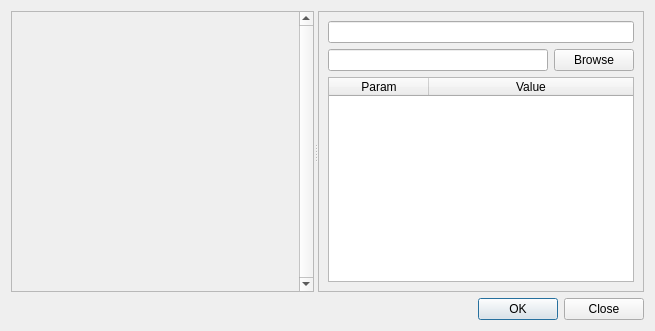
This is app/texture_browser.ui in tonttu/Shaderkit as Qt 5 draws it before an edit. The edited form follows.
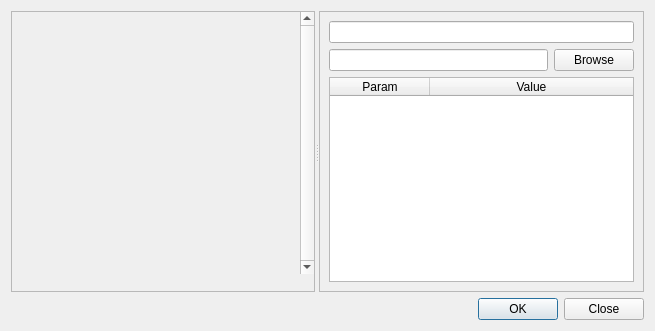
This is the edited form. Icons and pictures are not drawn.

Commit message: TextureBrowser toolbar and some basic functionality

Diff of the .ui file:
```diff
--- a/app/texture_browser.ui
+++ b/app/texture_browser.ui
@@ -17,12 +17,27 @@
    <iconset resource="../gfx/gfx.qrc">
     <normaloff>:/icons/logo.png</normaloff>:/icons/logo.png</iconset>
   </property>
-  <layout class="QVBoxLayout" name="verticalLayout_2">
+  <layout class="QVBoxLayout" name="verticalLayout">
    <item>
     <widget class="QSplitter" name="splitter">
      <property name="orientation">
       <enum>Qt::Horizontal</enum>
      </property>
+     <widget class="QFrame" name="frame">
+      <property name="frameShape">
+       <enum>QFrame::StyledPanel</enum>
+      </property>
+      <property name="frameShadow">
+       <enum>QFrame::Raised</enum>
+      </property>
+      <layout class="QVBoxLayout" name="verticalLayout_2">
+       <property name="spacing">
+        <number>0</number>
+       </property>
+       <property name="margin">
+        <number>0</number>
+       </property>
+       <item>
      <widget class="QStackedWidget" name="stackedWidget">
       <property name="currentIndex">
        <number>1</number>
@@ -44,6 +59,9 @@
         </property>
         <item>
          <widget class="QScrollArea" name="scrollArea">
+             <property name="frameShape">
+              <enum>QFrame::NoFrame</enum>
+             </property>
           <property name="verticalScrollBarPolicy">
            <enum>Qt::ScrollBarAlwaysOn</enum>
           </property>
@@ -58,15 +76,34 @@
             <rect>
              <x>0</x>
              <y>0</y>
-             <width>284</width>
-             <height>270</height>
-            </rect>
-           </property>
+                <width>286</width>
+                <height>259</height>
+               </rect>
+              </property>
+              <property name="autoFillBackground">
+               <bool>true</bool>
+              </property>
           </widget>
          </widget>
         </item>
        </layout>
       </widget>
+        </widget>
+       </item>
+       <item>
+        <widget class="QToolBar" name="toolbar">
+         <property name="iconSize">
+          <size>
+           <width>16</width>
+           <height>16</height>
+          </size>
+         </property>
+         <property name="floatable">
+          <bool>false</bool>
+         </property>
+        </widget>
+       </item>
+      </layout>
      </widget>
      <widget class="QFrame" name="panel">
       <property name="minimumSize">
```
Lines whose indentation alone changed are shown as unchanged. The commit also changes 6 other files.
